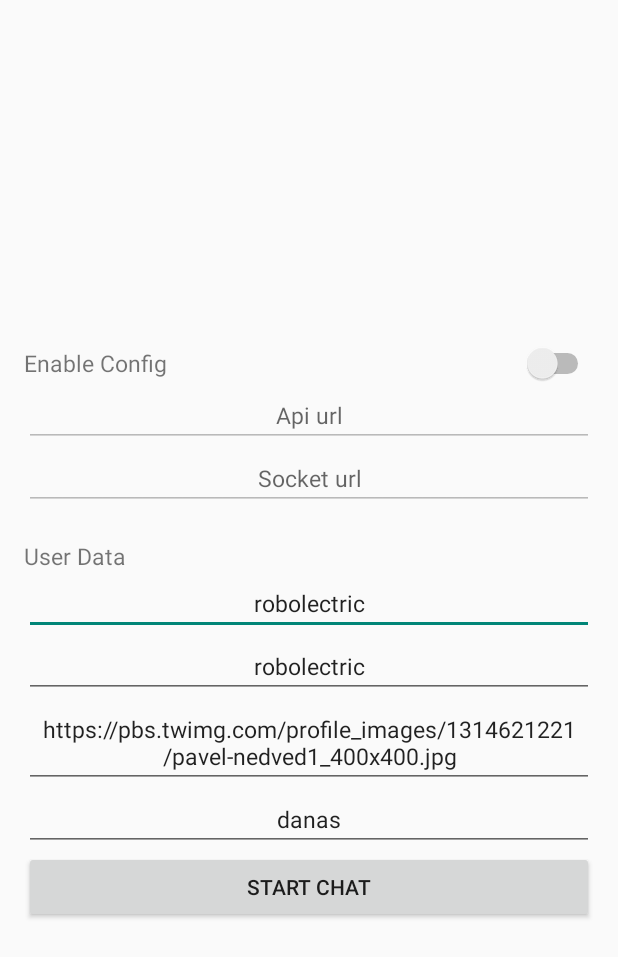
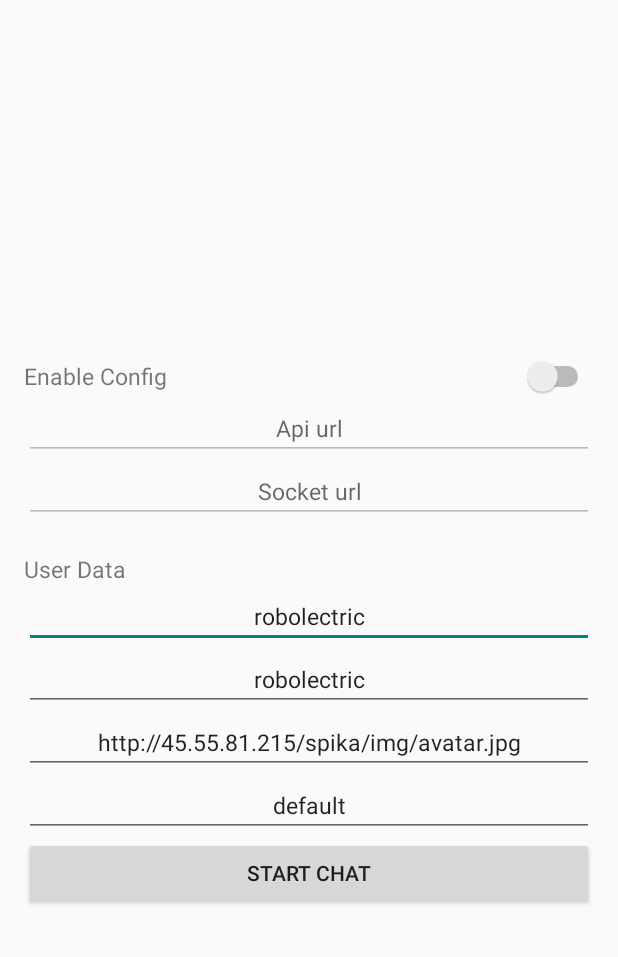
Before and after one commit to cloverstudio/Spika, an Android app: the LoginActivity screen opened directly, with no data from a screen before it, on a phone screen of 412 x 824 dp. Shown: the top 957 px of the screen. Run offline under Robolectric (Android 15) with nearby library versions, the phone set to English and light mode, and no system bars; libraries missing offline, so code that uses them is left out: com.clover_studio.spikachatmodule; 2 statements that could not run were skipped.

Commit message:
defult user data and background color to message details dialog

```diff
--- a/Android/DemoCloverApp/app/src/main/java/com/clover_studio/democloverapp/LoginActivity.java
+++ b/Android/DemoCloverApp/app/src/main/java/com/clover_studio/democloverapp/LoginActivity.java
@@ -45,8 +45,8 @@ public class LoginActivity extends BaseActivity{
 
         id.setText(model);
         name.setText(model);
-        avatar.setText("https://pbs.twimg.com/profile_images/1314621221/pavel-nedved1_400x400.jpg");
-        roomId.setText("danas");
+        avatar.setText("http://45.55.81.215/spika/img/avatar.jpg");
+        roomId.setText("default");
 
         //CONFIG
         final EditText socket = (EditText) findViewById(R.id.socketUrl);
--- a/Android/SpikaChatModule/app/src/main/res/layout/dialog_preview_message.xml
+++ b/Android/SpikaChatModule/app/src/main/res/layout/dialog_preview_message.xml
@@ -7,7 +7,7 @@
         android:id="@+id/content"
         android:layout_width="match_parent"
         android:layout_height="match_parent"
-        android:background="@color/message_info_back_color">
+        android:background="@color/default_color">
 
         <com.clover_studio.spikachatmodule.view.CustomTextView
             android:id="@+id/messageInformation"
```
Also changed, not shown: 2 other files.
